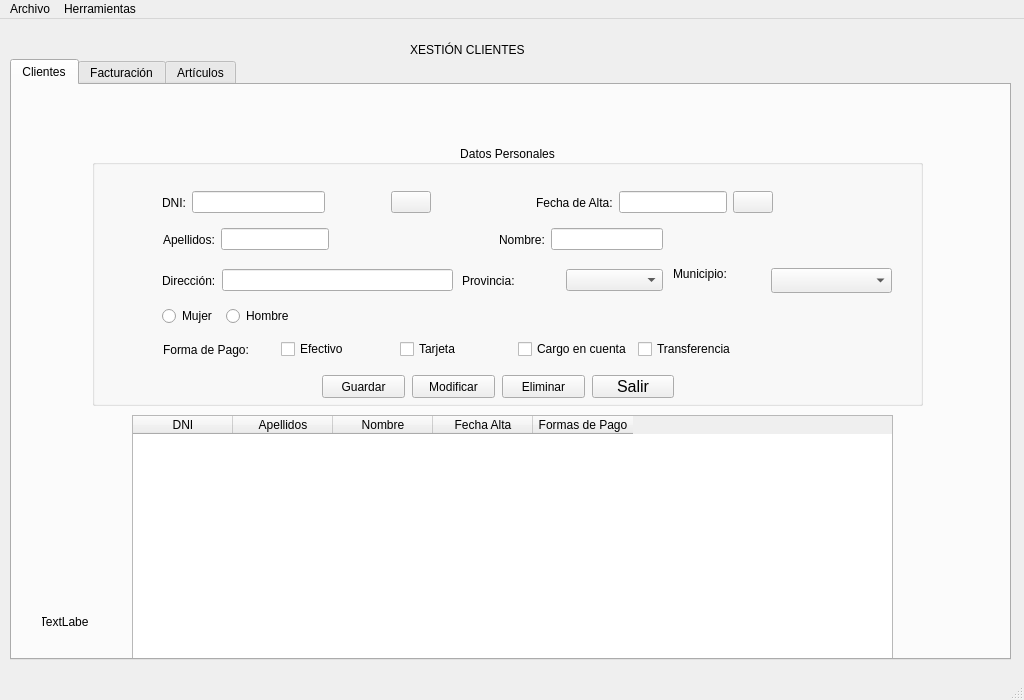
Old version of the form window.ui in the repository AdrianFernandezPerez/fernandezperez.
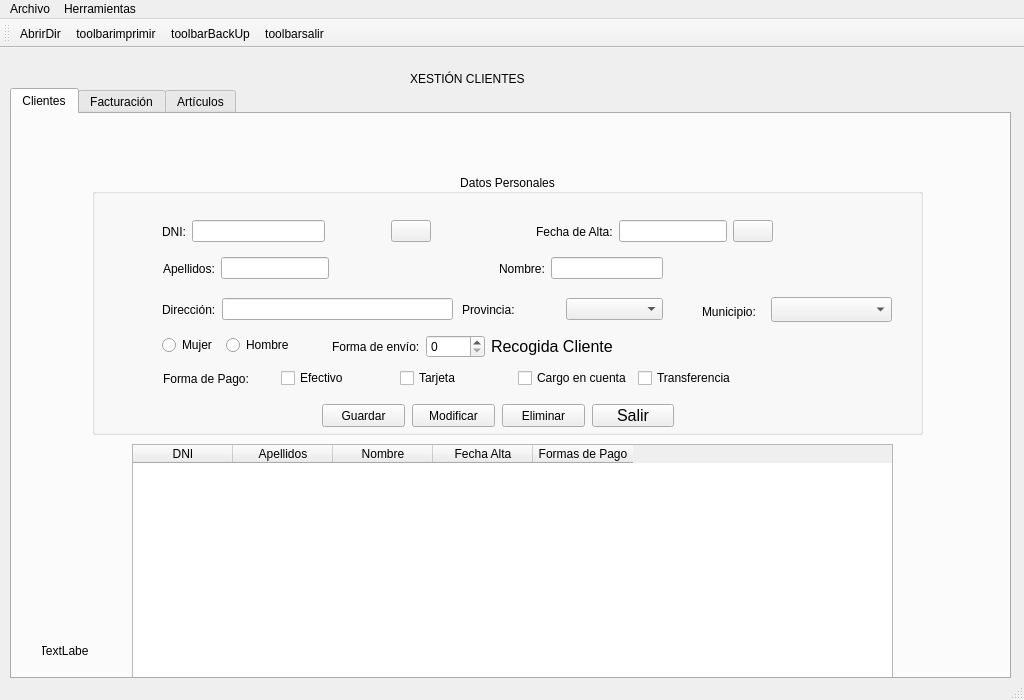
New version of the form. Icons and pictures are not drawn.

```diff
--- a/window.ui
+++ b/window.ui
@@ -20,7 +20,7 @@
       <x>10</x>
       <y>40</y>
       <width>1001</width>
-      <height>601</height>
+      <height>591</height>
      </rect>
     </property>
     <property name="currentIndex">
@@ -462,8 +462,8 @@
       <widget class="QLabel" name="lblMunicipio">
        <property name="geometry">
         <rect>
-         <x>581</x>
-         <y>121</y>
+         <x>610</x>
+         <y>130</y>
          <width>58</width>
          <height>16</height>
         </rect>
@@ -475,6 +475,48 @@
         <string>Municipio:</string>
        </property>
       </widget>
+      <widget class="QWidget" name="">
+       <property name="geometry">
+        <rect>
+         <x>240</x>
+         <y>160</y>
+         <width>281</width>
+         <height>25</height>
+        </rect>
+       </property>
+       <layout class="QHBoxLayout" name="horizontalLayout_7">
+        <item>
+         <widget class="QLabel" name="lbl">
+          <property name="text">
+           <string>Forma de envío:</string>
+          </property>
+         </widget>
+        </item>
+        <item>
+         <widget class="QSpinBox" name="spinEnvio">
+          <property name="maximum">
+           <number>3</number>
+          </property>
+         </widget>
+        </item>
+        <item>
+         <widget class="QLabel" name="lblEnvio">
+          <property name="font">
+           <font>
+            <family>MS Shell Dlg 2</family>
+            <pointsize>12</pointsize>
+            <weight>9</weight>
+            <italic>false</italic>
+            <bold>false</bold>
+           </font>
+          </property>
+          <property name="text">
+           <string>Recogida Cliente</string>
+          </property>
+         </widget>
+        </item>
+       </layout>
+      </widget>
      </widget>
      <widget class="QTableWidget" name="tabClientes">
       <property name="geometry">
@@ -584,6 +626,21 @@
    <addaction name="menuHerramientas"/>
   </widget>
   <widget class="QStatusBar" name="statusbar"/>
+  <widget class="QToolBar" name="toolBar">
+   <property name="windowTitle">
+    <string>toolBar</string>
+   </property>
+   <attribute name="toolBarArea">
+    <enum>TopToolBarArea</enum>
+   </attribute>
+   <attribute name="toolBarBreak">
+    <bool>false</bool>
+   </attribute>
+   <addaction name="toolbarAbrirDir"/>
+   <addaction name="actiontoolbarimprimir"/>
+   <addaction name="toolbarBackUp"/>
+   <addaction name="actiontoolbarsalir"/>
+  </widget>
   <action name="actionSalir">
    <property name="text">
     <string>Salir</string>
@@ -604,7 +661,63 @@
   </action>
   <action name="actionRestaurar_Base_de_Datos">
    <property name="text">
-    <string>Restaurar Base de Datos</string>
+    <string>Recuperar Backup</string>
+   </property>
+  </action>
+  <action name="actionImportar_Datos">
+   <property name="text">
+    <string>Importar Datos</string>
+   </property>
+  </action>
+  <action name="actionExportar_Datos">
+   <property name="text">
+    <string>Exportar Datos</string>
+   </property>
+  </action>
+  <action name="actionImprimir">
+   <property name="text">
+    <string>Imprimir</string>
+   </property>
+  </action>
+  <action name="actiontoolbarsalir">
+   <property name="icon">
+    <iconset>
+     <normaloff>img/iconsalir.png</normaloff>img/iconsalir.png</iconset>
+   </property>
+   <property name="text">
+    <string>toolbarsalir</string>
+   </property>
+  </action>
+  <action name="toolbarAbrirDir">
+   <property name="icon">
+    <iconset>
+     <normaloff>img/files.png</normaloff>img/files.png</iconset>
+   </property>
+   <property name="text">
+    <string>AbrirDir</string>
+   </property>
+  </action>
+  <action name="toolbarBackUp">
+   <property name="icon">
+    <iconset>
+     <normaloff>img/backup.png</normaloff>img/backup.png</iconset>
+   </property>
+   <property name="text">
+    <string>toolbarBackUp</string>
+   </property>
+  </action>
+  <action name="actionImportar_Datos_2">
+   <property name="text">
+    <string>Importar Datos</string>
+   </property>
+  </action>
+  <action name="actiontoolbarimprimir">
+   <property name="icon">
+    <iconset>
+     <normaloff>img/imprimir.png</normaloff>img/imprimir.png</iconset>
+   </property>
+   <property name="text">
+    <string>toolbarimprimir</string>
    </property>
   </action>
  </widget>
```
Left out of the diff: 14 changed lines with no effect on the pictures.
